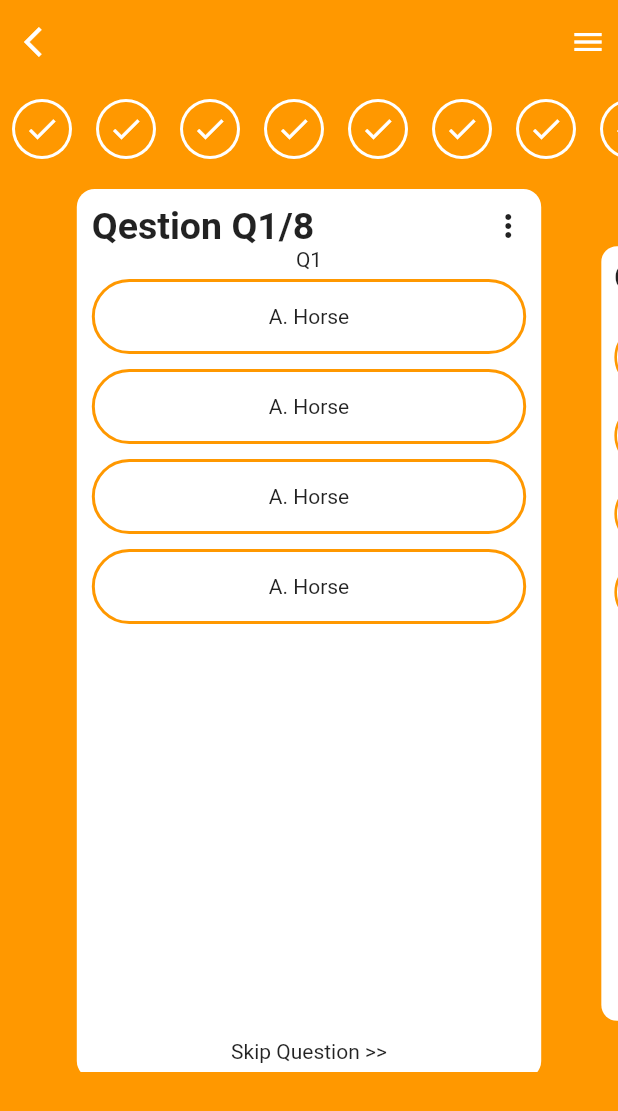
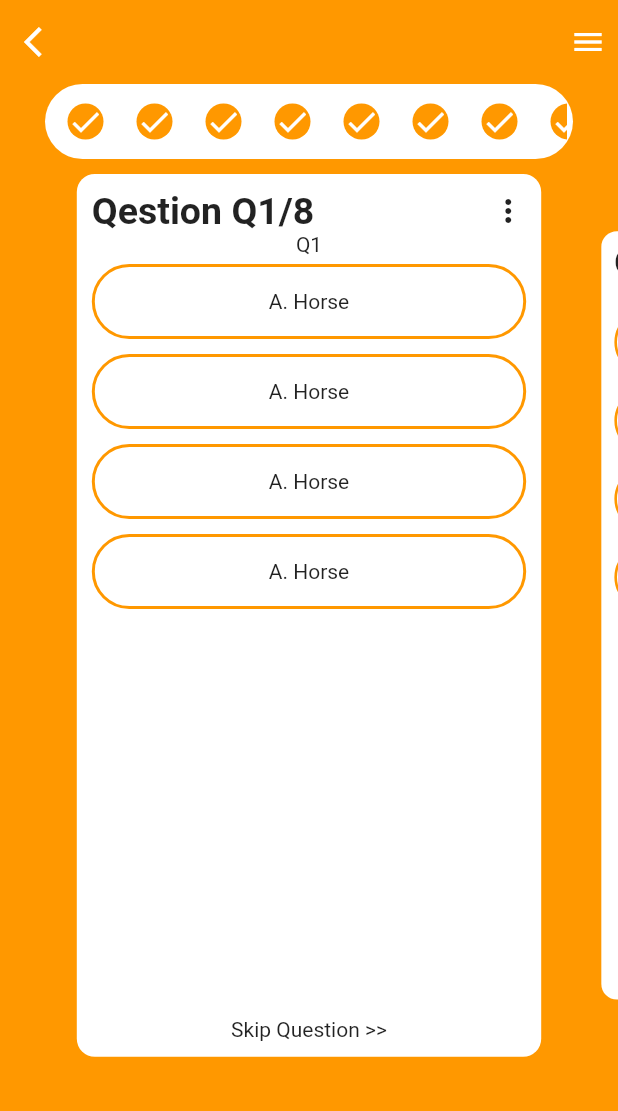
Before and after one commit to Osama-Gamal/Quizer-App, a Flutter app: the QuestionScreen screen opened directly, on a phone screen of 412 x 824 dp. Shown: the top 1111 px of the screen. Run offline on Flutter 3.47's test engine with Material 2 defaults, Android fonts, the phone set to English and light mode, and no system bars; drawn by our look-alikes of carousel_slider; our stand-ins replace firebase_auth, firebase_core, flutter_svg, google_fonts, google_sign_in, percent_indicator; missing offline and left inert: matrix4_transform; accounts and stored records are empty.

Commit message:
carosal-edit

```diff
--- a/lib/Screen/question_screen.dart
+++ b/lib/Screen/question_screen.dart
@@ -52,7 +52,13 @@ class QuestionScreen extends StatelessWidget {
         elevation: 0,
       ),
       body: Column(mainAxisAlignment: MainAxisAlignment.start, children: [
-        SizedBox(
+        Container(
+          height: 50,
+          margin: EdgeInsets.symmetric(horizontal: 30),
+          padding: EdgeInsets.all(4),
+          decoration: BoxDecoration(
+              color: Colors.white, borderRadius: BorderRadius.circular(25.0)),
+          child: SizedBox(
             height: 60,
             child: ListView.builder(
               scrollDirection: Axis.horizontal,
@@ -60,15 +66,16 @@ class QuestionScreen extends StatelessWidget {
               itemBuilder: (context, index) => Padding(
                 padding: const EdgeInsets.all(8.0),
                 child: CircleAvatar(
-                radius: 20,
+                  radius: 15,
                   backgroundColor: Colors.white,
                   child: CircleAvatar(
                     child: Icon(
                       Icons.check,
                       color: Colors.white,
                     ),
-                  radius: 18,
+                    radius: 12,
                     backgroundColor: Colors.orange,
+                  ),
                 ),
               ),
             ),
@@ -83,8 +90,9 @@ class QuestionScreen extends StatelessWidget {
             return Builder(builder: (BuildContext context) {
               return Column(
                 children: <Widget>[
-                  Container(
-                    width: MediaQuery.of(context).size.width,
+                  Flexible(
+                    child: Container(
+                      width: MediaQuery.of(context).size.width * 1.25,
                       height: MediaQuery.of(context).size.height * 0.72,
                       margin: EdgeInsets.symmetric(horizontal: 10.0),
                       decoration: BoxDecoration(
@@ -101,7 +109,8 @@ class QuestionScreen extends StatelessWidget {
                                 Text(
                                   "Qestion ${_.question}/${questionList.length}",
                                   style: TextStyle(
-                                    fontSize: 25, fontWeight: FontWeight.bold),
+                                      fontSize: 25,
+                                      fontWeight: FontWeight.bold),
                                 ),
                                 Icon(Icons.more_vert)
                               ],
@@ -115,7 +124,8 @@ class QuestionScreen extends StatelessWidget {
                                       const EdgeInsets.symmetric(vertical: 5.0),
                                   child: Container(
                                     height: 50,
-                                  width: MediaQuery.of(context).size.width * .7,
+                                    width:
+                                        MediaQuery.of(context).size.width * .7,
                                     decoration: BoxDecoration(
                                         borderRadius: BorderRadius.circular(25),
                                         border: Border.all(
@@ -133,6 +143,7 @@ class QuestionScreen extends StatelessWidget {
                             ),
                             Text("Skip Question >>")
                           ],
+                        ),
                       ),
                     ),
                   ),
```
Lines whose indentation alone changed are shown as unchanged.
